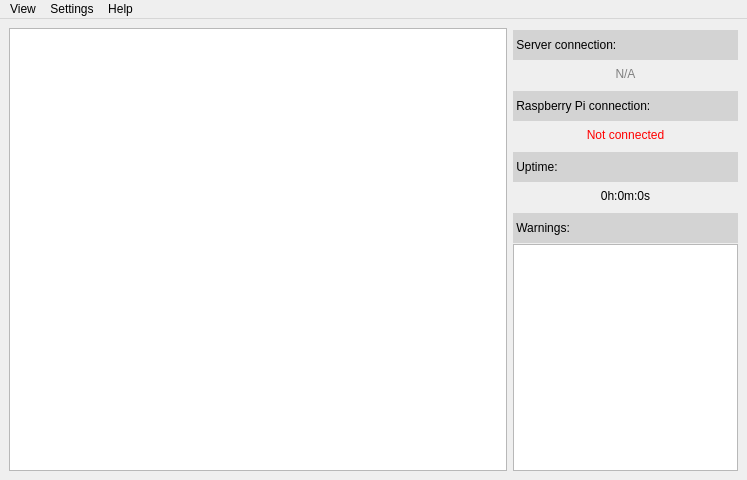
The window that source/client/gui/main_window.ui (solar-car/telemetry) describes before a commit, drawn with Qt 5.
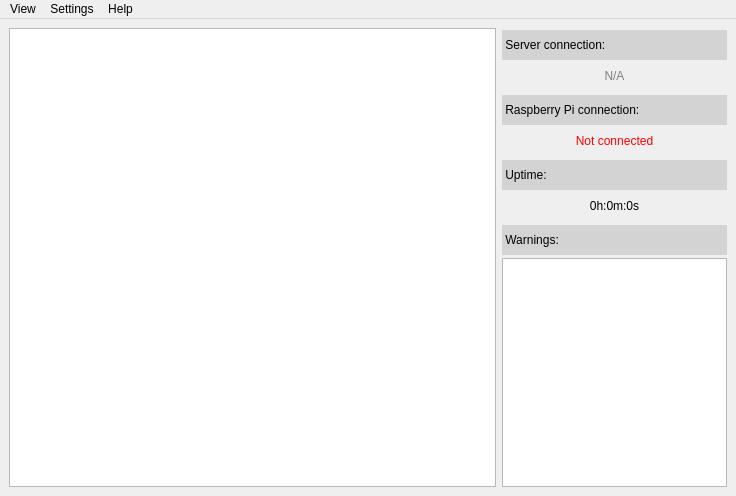
The same window after the commit.

What changed in the file:
```diff
--- a/source/client/gui/main_window.ui
+++ b/source/client/gui/main_window.ui
@@ -6,8 +6,8 @@
    <rect>
     <x>0</x>
     <y>0</y>
-    <width>747</width>
-    <height>480</height>
+    <width>736</width>
+    <height>496</height>
    </rect>
   </property>
   <property name="minimumSize">
@@ -55,7 +55,7 @@
       </property>
       <layout class="QVBoxLayout" name="verticalLayout_2">
        <property name="spacing">
-        <number>3</number>
+        <number>5</number>
        </property>
        <property name="leftMargin">
         <number>0</number>
@@ -249,7 +249,7 @@
       <property name="frameShadow">
        <enum>QFrame::Raised</enum>
       </property>
-      <layout class="QVBoxLayout" name="verticalLayout">
+      <layout class="QVBoxLayout" name="verticalLayout" stretch="0">
        <property name="leftMargin">
         <number>0</number>
        </property>
@@ -263,7 +263,32 @@
         <number>0</number>
        </property>
        <item>
-        <widget class="QTableWidget" name="data_table"/>
+        <widget class="QTableWidget" name="data_table">
+         <property name="sizeAdjustPolicy">
+          <enum>QAbstractScrollArea::AdjustToContents</enum>
+         </property>
+         <property name="textElideMode">
+          <enum>Qt::ElideLeft</enum>
+         </property>
+         <property name="sortingEnabled">
+          <bool>true</bool>
+         </property>
+         <attribute name="horizontalHeaderCascadingSectionResizes">
+          <bool>true</bool>
+         </attribute>
+         <attribute name="horizontalHeaderStretchLastSection">
+          <bool>false</bool>
+         </attribute>
+         <attribute name="verticalHeaderCascadingSectionResizes">
+          <bool>true</bool>
+         </attribute>
+         <attribute name="verticalHeaderDefaultSectionSize">
+          <number>45</number>
+         </attribute>
+         <attribute name="verticalHeaderStretchLastSection">
+          <bool>false</bool>
+         </attribute>
+        </widget>
        </item>
       </layout>
      </widget>
@@ -275,8 +300,8 @@
     <rect>
      <x>0</x>
      <y>0</y>
-     <width>747</width>
-     <height>27</height>
+     <width>736</width>
+     <height>21</height>
     </rect>
    </property>
    <property name="defaultUp">
```
